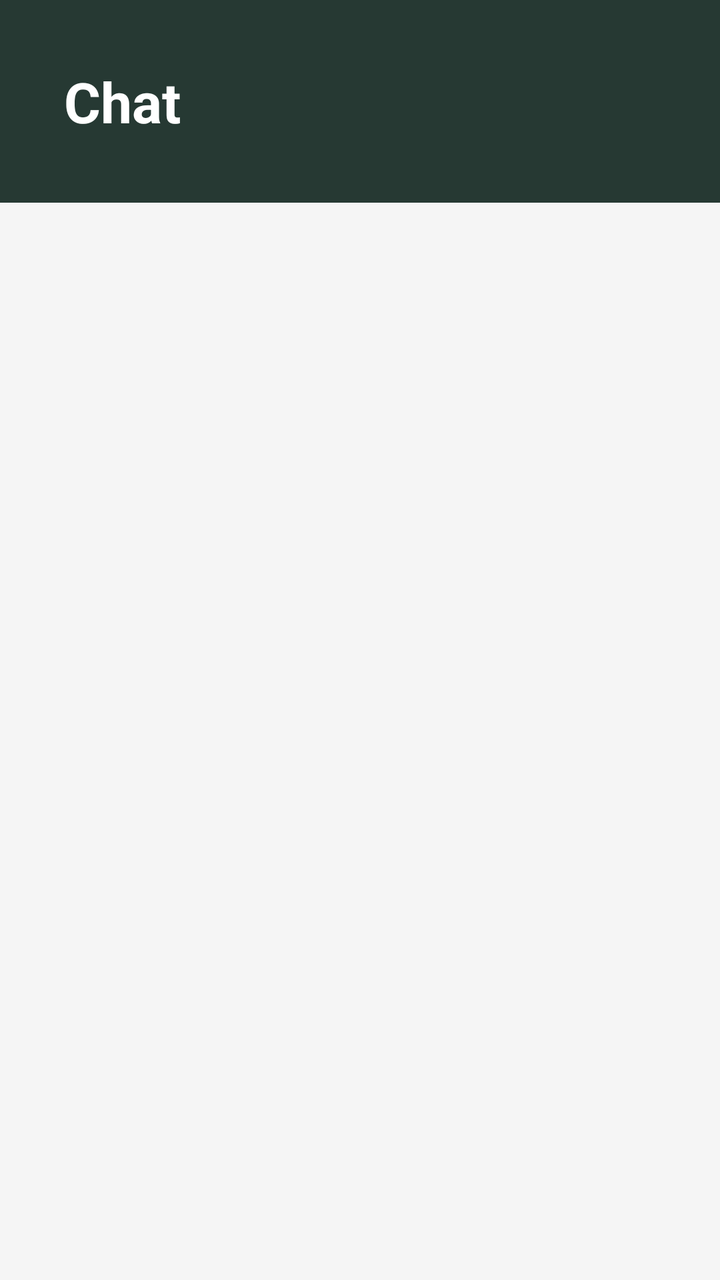
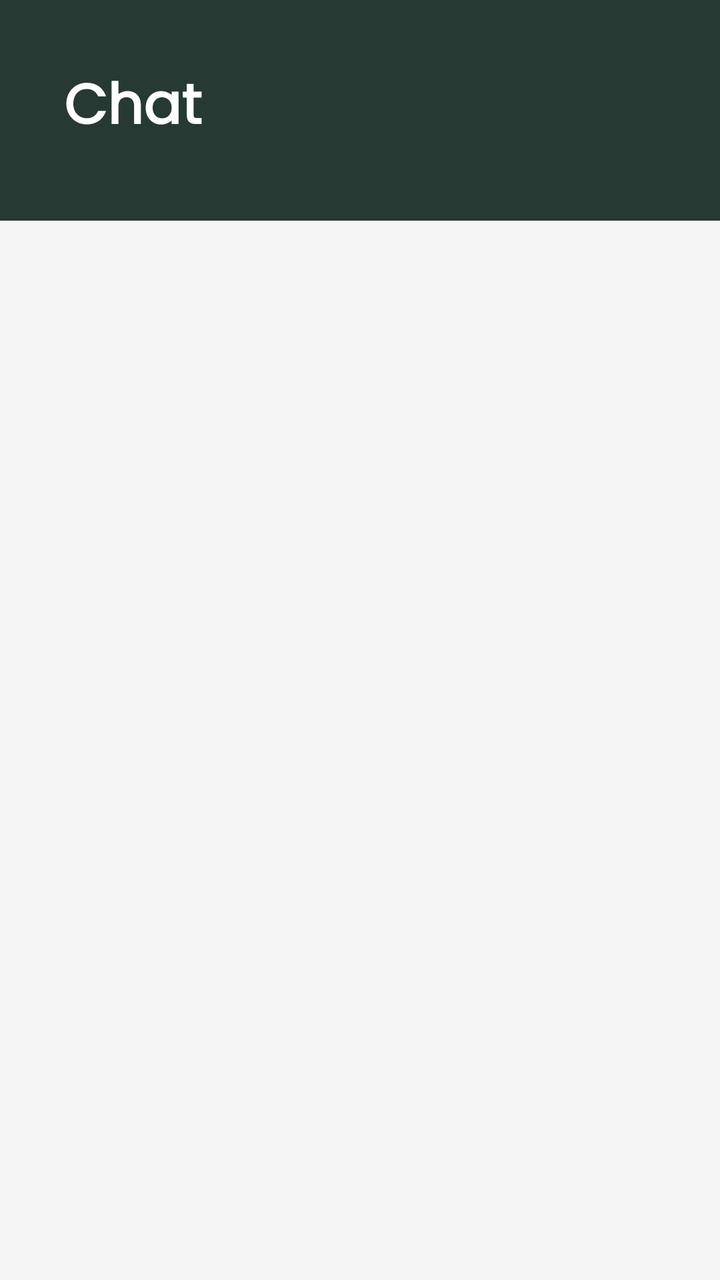

Before-and-after screenshots of an Android layout around one commit, followed by the original layout XML and the change that was made.
<!-- AndroidManifest.xml: application theme Theme.GoNceng -->
<!-- res/layout/fragment_chat.xml -->
<?xml version="1.0" encoding="utf-8"?>
<FrameLayout xmlns:android="http://schemas.android.com/apk/res/android"
    xmlns:tools="http://schemas.android.com/tools"
    android:layout_width="match_parent"
    android:layout_height="match_parent"
    xmlns:app="http://schemas.android.com/apk/res-auto"
    android:background="#F5F5F5"
    tools:context=".ChatFragment">


    <LinearLayout
        android:layout_width="match_parent"
        android:layout_height="match_parent"
        android:orientation="vertical" >

        <androidx.constraintlayout.widget.ConstraintLayout
            android:layout_width="match_parent"
            android:layout_height="wrap_content"
            android:background="#263933"
            android:padding="32sp">
            
            <TextView
                android:id="@+id/tvTitleChat"
                android:layout_width="wrap_content"
                android:layout_height="wrap_content"
                android:text="Chat"
                android:textColor="#FFFFFF"
                android:textSize="28sp"
                android:textStyle="bold"
                app:layout_constraintStart_toStartOf="parent"
                app:layout_constraintTop_toTopOf="parent" >
            </TextView>
        </androidx.constraintlayout.widget.ConstraintLayout>

        <androidx.recyclerview.widget.RecyclerView
            android:id="@+id/rvChatList"
            android:layout_width="match_parent"
            android:layout_height="0sp"
            android:layout_weight="1"
            android:padding="16sp"
            tools:layoutManager="androidx.recyclerview.widget.LinearLayoutManager"
            tools:listitem="@layout/item_chat">

        </androidx.recyclerview.widget.RecyclerView>

    </LinearLayout>

</FrameLayout>
<!-- res/layout/item_chat.xml (included above) -->
<?xml version="1.0" encoding="utf-8"?>
<androidx.constraintlayout.widget.ConstraintLayout
    xmlns:android="http://schemas.android.com/apk/res/android"
    xmlns:app="http://schemas.android.com/apk/res-auto"
    android:layout_width="match_parent"
    android:layout_height="wrap_content"
    android:padding="8dp">

    
    <ImageView
        android:id="@+id/imgProfile"
        android:layout_width="48dp"
        android:layout_height="48dp"
        android:src="@drawable/profile"
        android:scaleType="centerCrop"
        android:background="@drawable/circle_background"
        android:padding="4dp"
        app:layout_constraintStart_toStartOf="parent"
        app:layout_constraintTop_toTopOf="parent"
        app:layout_constraintBottom_toBottomOf="parent" />

    
    <TextView
        android:id="@+id/tvDriverName"
        android:layout_width="0dp"
        android:layout_height="wrap_content"
        android:text="Abdul Driver"
        android:textStyle="bold"
        android:textColor="#000000"
        android:textSize="15sp"
        android:layout_marginStart="12dp"
        app:layout_constraintStart_toEndOf="@id/imgProfile"
        app:layout_constraintTop_toTopOf="@id/imgProfile"
        app:layout_constraintEnd_toStartOf="@id/tvChatTime" />

    
    <TextView
        android:id="@+id/tvChatTime"
        android:layout_width="wrap_content"
        android:layout_height="wrap_content"
        android:text="11.58 AM"
        android:textColor="#888888"
        android:textSize="12sp"
        app:layout_constraintTop_toTopOf="@id/tvDriverName"
        app:layout_constraintEnd_toEndOf="parent" />

    
    <TextView
        android:id="@+id/tvLastMessage"
        android:layout_width="0dp"
        android:layout_height="wrap_content"
        android:text="Halo"
        android:textColor="#7D7D7D"
        android:textSize="13sp"
        app:layout_constraintStart_toStartOf="@id/tvDriverName"
        app:layout_constraintTop_toBottomOf="@id/tvDriverName"
        app:layout_constraintEnd_toEndOf="parent" />

</androidx.constraintlayout.widget.ConstraintLayout>
<!-- resources referenced by this layout -->
<resources>
  <!-- drawable circle_background (drawable) -->
  <?xml version="1.0" encoding="utf-8"?>
  <shape xmlns:android="http://schemas.android.com/apk/res/android"
      android:shape="oval">
  
      <solid android:color="#FFFFFF" />
  
  </shape>
  <!-- drawable profile: jpg bitmap (drawable, 825227 bytes) -->
  <style name="Theme.GoNceng" parent="Base.Theme.GoNceng" />
  <style name="Base.Theme.GoNceng" parent="Theme.Material3.DayNight.NoActionBar">
          
          
      </style>
</resources>

<!-- the commit's change to res/layout/fragment_chat.xml (unified diff, before → after) -->
@@ -28,7 +28,8 @@
                 android:textSize="28sp"
                 android:textStyle="bold"
                 app:layout_constraintStart_toStartOf="parent"
-                app:layout_constraintTop_toTopOf="parent" >
+                app:layout_constraintTop_toTopOf="parent"
+                android:fontFamily="@font/poppins_regular">
             </TextView>
         </androidx.constraintlayout.widget.ConstraintLayout>
 
@@ -55,7 +56,6 @@
     android:layout_height="wrap_content"
     android:padding="8dp">
 
-    
     <ImageView
         android:id="@+id/imgProfile"
         android:layout_width="48dp"
@@ -68,7 +68,6 @@
         app:layout_constraintTop_toTopOf="parent"
         app:layout_constraintBottom_toBottomOf="parent" />
 
-    
     <TextView
         android:id="@+id/tvDriverName"
         android:layout_width="0dp"
@@ -76,13 +75,13 @@
         android:text="Abdul Driver"
         android:textStyle="bold"
         android:textColor="#000000"
-        android:textSize="15sp"
+        android:textSize="14sp"
         android:layout_marginStart="12dp"
         app:layout_constraintStart_toEndOf="@id/imgProfile"
         app:layout_constraintTop_toTopOf="@id/imgProfile"
-        app:layout_constraintEnd_toStartOf="@id/tvChatTime" />
+        app:layout_constraintEnd_toStartOf="@id/tvChatTime"
+        android:fontFamily="@font/poppins_regular"/>
 
-    
     <TextView
         android:id="@+id/tvChatTime"
         android:layout_width="wrap_content"
@@ -91,9 +90,9 @@
         android:textColor="#888888"
         android:textSize="12sp"
         app:layout_constraintTop_toTopOf="@id/tvDriverName"
-        app:layout_constraintEnd_toEndOf="parent" />
+        app:layout_constraintEnd_toEndOf="parent"
+        android:fontFamily="@font/poppins_regular"/>
 
-    
     <TextView
         android:id="@+id/tvLastMessage"
         android:layout_width="0dp"
@@ -103,6 +102,7 @@
         android:textSize="13sp"
         app:layout_constraintStart_toStartOf="@id/tvDriverName"
         app:layout_constraintTop_toBottomOf="@id/tvDriverName"
-        app:layout_constraintEnd_toEndOf="parent" />
+        app:layout_constraintEnd_toEndOf="parent"
+        android:fontFamily="@font/poppins_regular"/>
 
 </androidx.constraintlayout.widget.ConstraintLayout>
